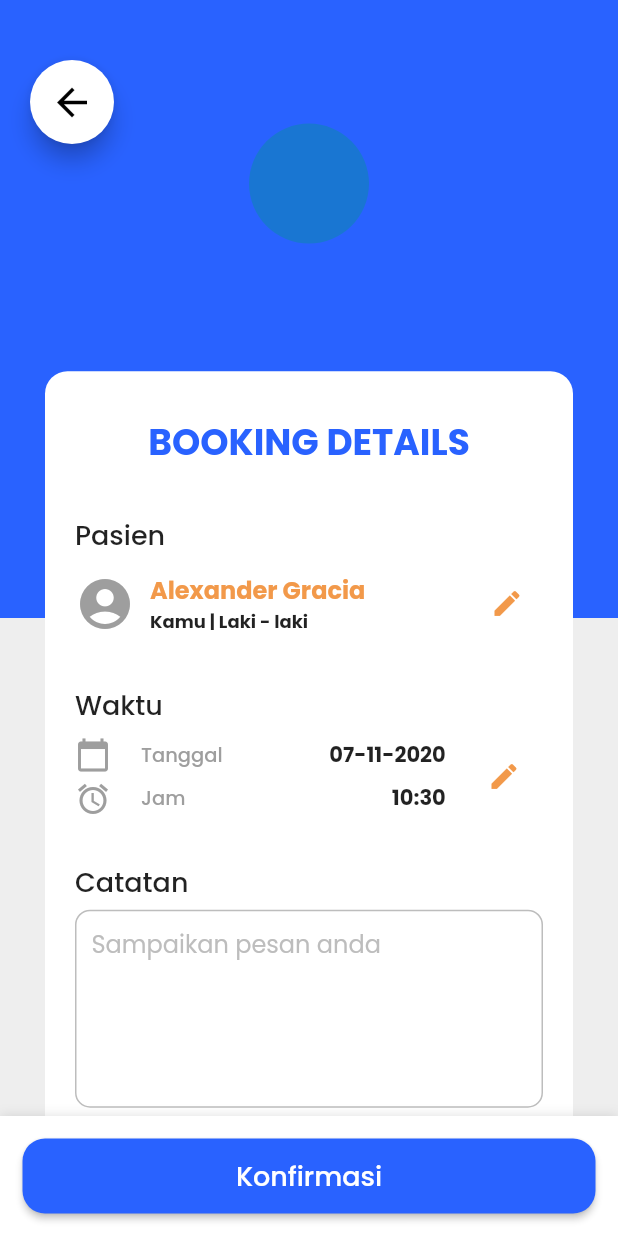
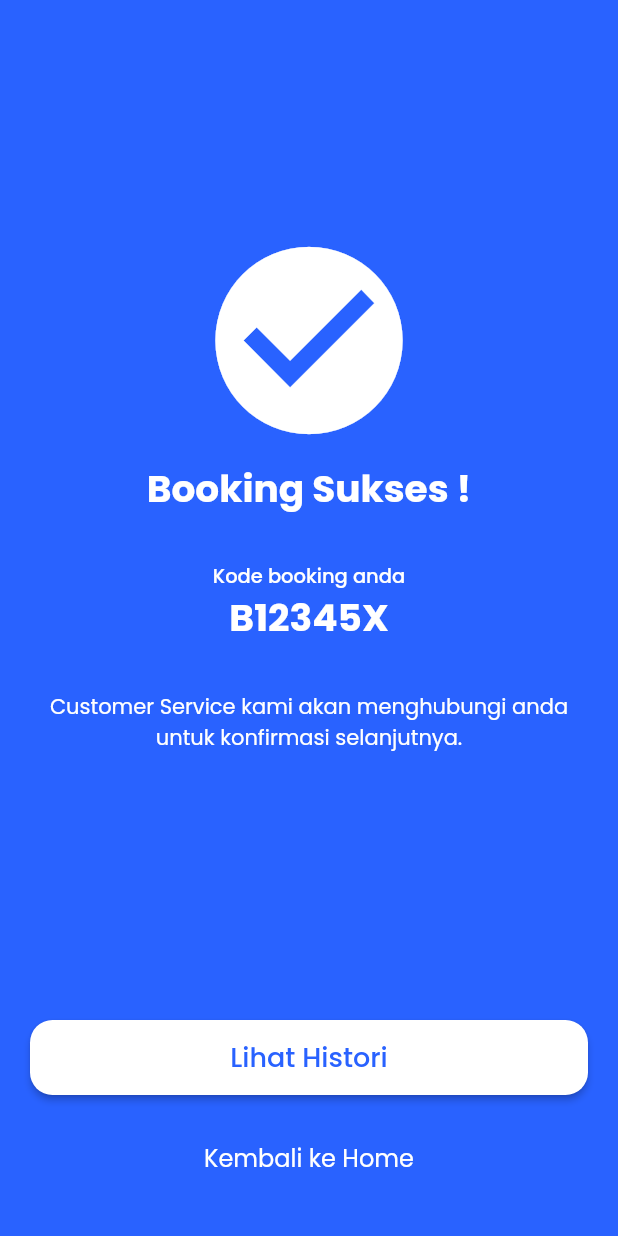
Before and after one commit to zanuarts/RS-TingkatAkhir, a Flutter app: the BookingConfirm screen opened directly with empty values, after a tap on "Konfirmasi", on a phone screen of 412 x 824 dp. Run offline on Flutter 3.47's test engine with Material 2 defaults, Android fonts, the phone set to English and light mode, and no system bars; our stand-ins replace carousel_pro, flutter_datetime_picker, google_maps_flutter; missing offline and left inert: cupertino_radio_choice.

Commit message:
all booking page is done

```diff
--- a/lib/src/ui/pages/booking/page_booking_confirm.dart
+++ b/lib/src/ui/pages/booking/page_booking_confirm.dart
@@ -3,6 +3,7 @@ import 'package:flutter_datetime_picker/flutter_datetime_picker.dart';
 import 'package:intl/intl.dart';
 import 'package:smkdev/src/constants/constant.dart';
 import 'package:smkdev/src/ui/pages/booking/page_change_patient.dart';
+import 'package:smkdev/src/ui/pages/booking/page_finish_booking.dart';
 import 'package:smkdev/src/ui/widgets/booking/bottom_nav.dart';
 
 class BookingConfirm extends StatefulWidget {
@@ -243,7 +244,12 @@ class _BookingConfirmState extends State<BookingConfirm> {
       ),
       bottomNavigationBar: BottomNavBooking(
         size: size,
-        buttonClick: () {},
+        buttonClick: () {
+          Navigator.push(
+                context,
+                MaterialPageRoute(
+                    builder: (BuildContext context) => FinishedBooking()));
+        },
         buttonText: "Konfirmasi",
         colorButton: colorPrimary,
         textColor: Colors.white,
--- /dev/null
+++ b/lib/src/ui/pages/booking/page_finish_booking.dart
@@ -0,0 +1,86 @@
+import 'package:flutter/material.dart';
+import 'package:smkdev/src/constants/constant.dart';
+import 'package:smkdev/src/ui/components/buttons/button_primary.dart';
+import 'package:smkdev/src/ui/pages/home/page_home_dashboard.dart';
+
+class FinishedBooking extends StatelessWidget {
+  @override
+  Widget build(BuildContext context) {
+    Size size = MediaQuery.of(context).size;
+    return Scaffold(
+      backgroundColor: colorPrimary,
+      body: Column(
+        mainAxisAlignment: MainAxisAlignment.spaceBetween,
+        children: [
+          Container(
+            padding: const EdgeInsets.all(20),
+            margin: EdgeInsets.only(top: size.height * 0.16),
+            child: Column(
+              crossAxisAlignment: CrossAxisAlignment.center,
+              children: [
+                Icon(Icons.check_circle, color: Colors.white, size: 150),
+                SizedBox(height: 6),
+                Text("Booking Sukses !",
+                    style: TextStyle(
+                        color: Colors.white,
+                        fontWeight: FontWeight.bold,
+                        fontSize: 25)),
+                SizedBox(height: 30),
+                Text("Kode booking anda",
+                    style: TextStyle(
+                        color: Colors.white,
+                        fontWeight: FontWeight.w500,
+                        fontSize: 13)),
+                Text("B12345X",
+                    style: TextStyle(
+                        color: Colors.white,
+                        fontWeight: FontWeight.bold,
+                        fontSize: 25)),
+                SizedBox(height: 30),
+                RichText(
+                  text: TextSpan(
+                      text:
+                          "Customer Service kami akan menghubungi anda untuk konfirmasi selanjutnya.",
+                      style: TextStyle(
+                          fontFamily: "Poppins",
+                          color: Colors.white,
+                          fontWeight: FontWeight.w400,
+                          fontSize: 14)),
+                  textAlign: TextAlign.center,
+                )
+              ],
+            ),
+          ),
+          Container(
+            margin: EdgeInsets.only(bottom: 40, right: 20, left: 20),
+            child: Column(
+              children: [
+                ButtonPrimary(
+                  buttonText: "Lihat Histori",
+                  color: Colors.white,
+                  textColor: colorPrimary,
+                  onClicked: () {},
+                ),
+                SizedBox(height: 30),
+                GestureDetector(
+                  onTap: () {
+                    Navigator.push(
+                        context,
+                        MaterialPageRoute(
+                            builder: (BuildContext context) =>
+                                HomeDashboard()));
+                  },
+                  child: Text("Kembali ke Home",
+                      style: TextStyle(
+                          color: Colors.white,
+                          fontWeight: FontWeight.w400,
+                          fontSize: 16)),
+                )
+              ],
+            ),
+          )
+        ],
+      ),
+    );
+  }
+}
```
